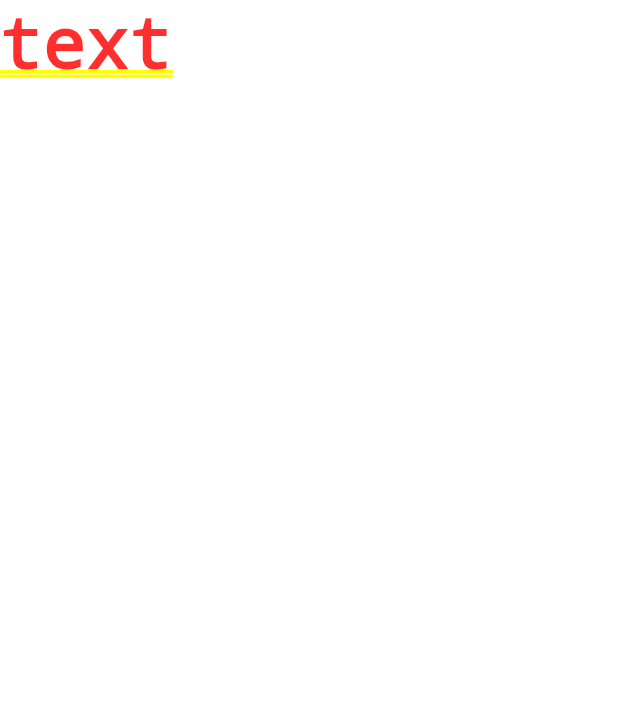
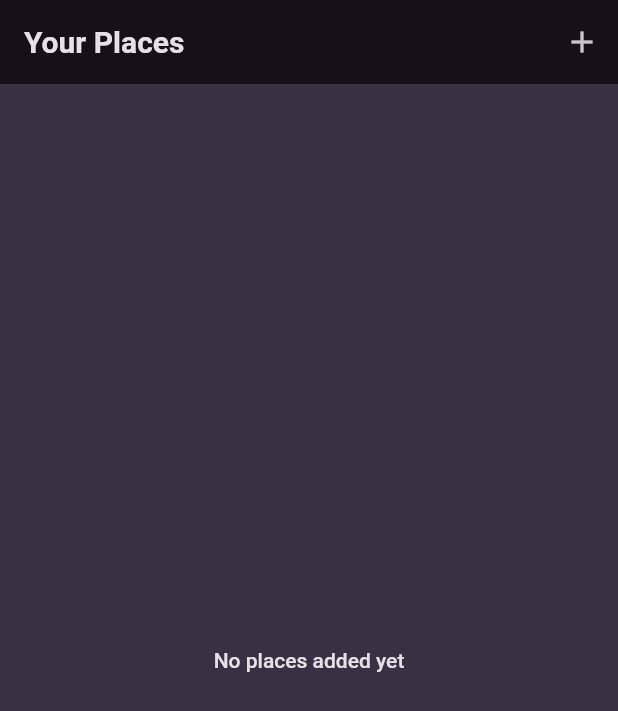
Before and after one commit to max-marschhauser/favorite_places, a Flutter app: the screen it shows after launch, on a phone screen of 412 x 824 dp. Shown: the top 711 px of the screen. Run offline on Flutter 3.47's test engine with Material 2 defaults, Android fonts, the phone set to English and light mode, and no system bars; our stand-ins replace flutter_riverpod, google_fonts.

Commit message:
add new place screen

```diff
--- a/lib/main.dart
+++ b/lib/main.dart
@@ -1,6 +1,9 @@
 import 'package:flutter/material.dart';
+import 'package:flutter_riverpod/flutter_riverpod.dart';
 
 import 'package:google_fonts/google_fonts.dart';
+
+import 'package:favorite_places/screens/places.dart';
 
 final colorScheme = ColorScheme.fromSeed(
   brightness: Brightness.dark,
@@ -27,19 +30,19 @@ final theme = ThemeData().copyWith(
 
 void main() {
   runApp(
-    const MyApp(),
+    const ProviderScope(child: MyApp()),
   );
 }
 
 class MyApp extends StatelessWidget {
-  const MyApp({Key? key}) : super(key: key);
+  const MyApp({super.key});
 
   @override
   Widget build(BuildContext context) {
     return MaterialApp(
       title: 'Great Places',
       theme: theme,
-      home: const Text('text'),
+      home: const PlacesScreen(),
     );
   }
 }
--- /dev/null
+++ b/lib/models/place.dart
@@ -0,0 +1,10 @@
+import 'package:uuid/uuid.dart';
+
+const uuid = Uuid();
+
+class Place {
+  Place({required this.title}) : id = uuid.v4();
+
+  final String id;
+  final String title;
+}
--- /dev/null
+++ b/lib/providers/user_places.dart
@@ -0,0 +1,17 @@
+import 'package:flutter_riverpod/flutter_riverpod.dart';
+
+import 'package:favorite_places/models/place.dart';
+
+class UserPlacesNotifier extends StateNotifier<List<Place>> {
+  UserPlacesNotifier() : super(const []);
+
+  void addPlace(String title) {
+    final newPlace = Place(title: title);
+    state = [newPlace, ...state];
+  }
+}
+
+final userPlacesProvider =
+    StateNotifierProvider<UserPlacesNotifier, List<Place>>(
+  (ref) => UserPlacesNotifier(),
+);
--- /dev/null
+++ b/lib/screens/places.dart
@@ -0,0 +1,36 @@
+import 'package:flutter/material.dart';
+import 'package:flutter_riverpod/flutter_riverpod.dart';
+
+import 'package:favorite_places/screens/add_place.dart';
+import 'package:favorite_places/widgets/places_list.dart';
+import 'package:favorite_places/providers/user_places.dart';
+
+class PlacesScreen extends ConsumerWidget {
+  const PlacesScreen({super.key});
+
+  @override
+  Widget build(BuildContext context, WidgetRef ref) {
+    final userPlaces = ref.watch(userPlacesProvider);
+
+    return Scaffold(
+      appBar: AppBar(
+        title: const Text('Your Places'),
+        actions: [
+          IconButton(
+            icon: const Icon(Icons.add),
+            onPressed: () {
+              Navigator.of(context).push(
+                MaterialPageRoute(
+                  builder: (ctx) => const AddPlaceScreen(),
+                ),
+              );
+            },
+          ),
+        ],
+      ),
+      body: PlacesList(
+        places: userPlaces,
+      ),
+    );
+  }
+}
--- /dev/null
+++ b/lib/widgets/places_list.dart
@@ -0,0 +1,43 @@
+import 'package:favorite_places/screens/place_detail.dart';
+import 'package:flutter/material.dart';
+
+import 'package:favorite_places/models/place.dart';
+
+class PlacesList extends StatelessWidget {
+  const PlacesList({super.key, required this.places});
+
+  final List<Place> places;
+
+  @override
+  Widget build(BuildContext context) {
+    if (places.isEmpty) {
+      return Center(
+        child: Text(
+          'No places added yet',
+          style: Theme.of(context).textTheme.bodyLarge!.copyWith(
+                color: Theme.of(context).colorScheme.onBackground,
+              ),
+        ),
+      );
+    }
+
+    return ListView.builder(
+      itemCount: places.length,
+      itemBuilder: (ctx, index) => ListTile(
+        title: Text(
+          places[index].title,
+          style: Theme.of(context).textTheme.titleMedium!.copyWith(
+                color: Theme.of(context).colorScheme.onBackground,
+              ),
+        ),
+        onTap: () {
+          Navigator.of(context).push(
+            MaterialPageRoute(
+              builder: (ctx) => PlaceDetailScreen(place: places[index]),
+            ),
+          );
+        },
+      ),
+    );
+  }
+}
--- a/pubspec.yaml
+++ b/pubspec.yaml
@@ -35,7 +35,9 @@ dependencies:
   # The following adds the Cupertino Icons font to your application.
   # Use with the CupertinoIcons class for iOS style icons.
   cupertino_icons: ^1.0.2
+  uuid: ^3.0.7
   google_fonts: ^5.1.0
+  flutter_riverpod: ^2.3.6
 
 dev_dependencies:
   flutter_test:
```
Also changed, not shown: lib/screens/add_place.dart (added, +64 -0 lines), lib/screens/place_detail.dart (added, +26 -0 lines), pubspec.lock, 1 other file.
